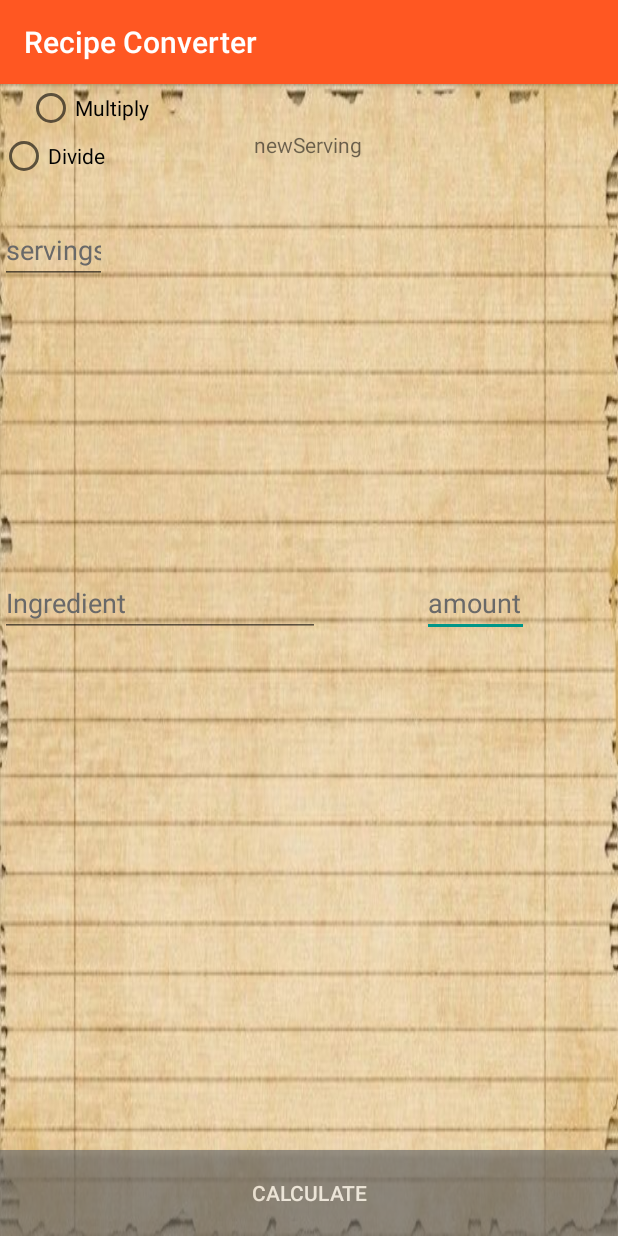
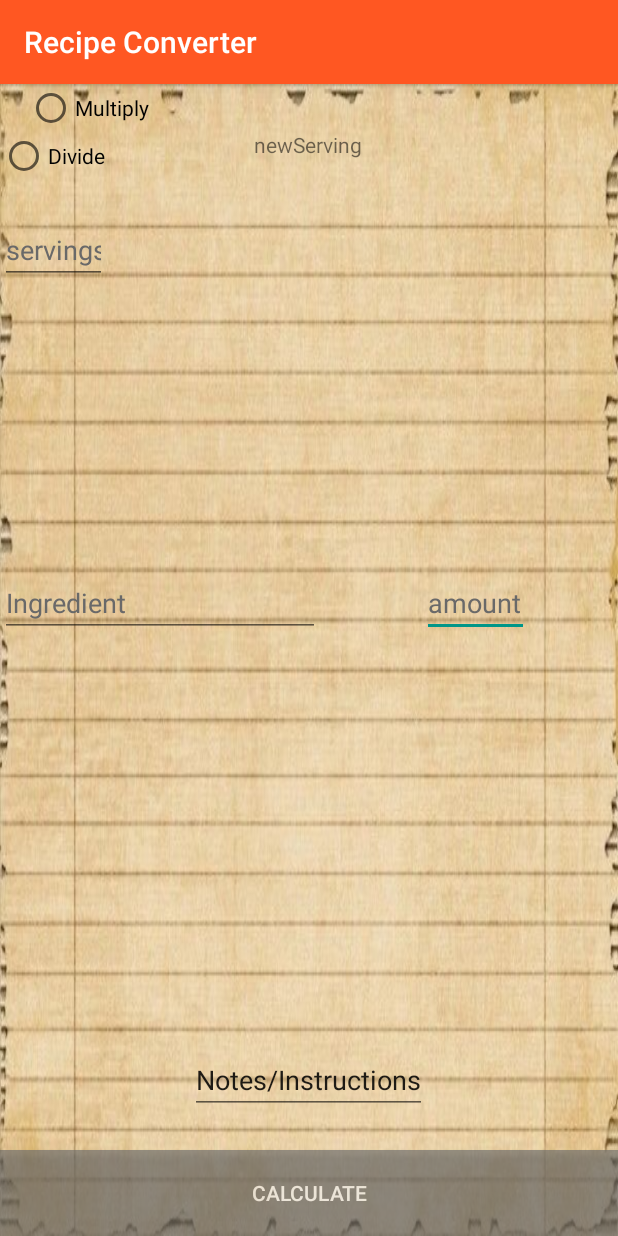
Before and after one commit to danyellington/RecipeConverter, an Android app: the CalculateActivity screen opened directly, with no data from a screen before it, on a phone screen of 412 x 824 dp. Run offline under Robolectric (Android 15) with nearby library versions, the phone set to English and light mode, and no system bars.

```diff
--- a/app/src/main/res/layout/activity_calculate.xml
+++ b/app/src/main/res/layout/activity_calculate.xml
@@ -28,7 +28,7 @@
     </RelativeLayout>
 
     <EditText
-        android:id="@+id/calculateAmount"
+        android:id="@+id/quantity"
         android:layout_width="71dp"
         android:layout_height="wrap_content"
         android:layout_above="@+id/linearLayout"
@@ -56,7 +56,7 @@
         android:textColorHint="@color/DimGray" />
 
     <EditText
-        android:id="@+id/quantity"
+        android:id="@+id/calculateAmount"
         android:layout_width="71dp"
         android:layout_height="wrap_content"
         android:layout_alignParentLeft="true"
@@ -124,4 +124,14 @@
 
     </RadioGroup>
 
+    <EditText
+        android:id="@+id/notes"
+        android:layout_width="wrap_content"
+        android:layout_height="wrap_content"
+        android:layout_above="@+id/calculateButton"
+        android:layout_centerHorizontal="true"
+        android:layout_marginBottom="24dp"
+        android:text="Notes/Instructions"
+        android:inputType="textMultiLine"/>
+
 </RelativeLayout>
```
Also changed, not shown: app/src/main/java/com/epicodus/recipeconverter/ui/CalculateActivity.java (+18 -5 lines).
